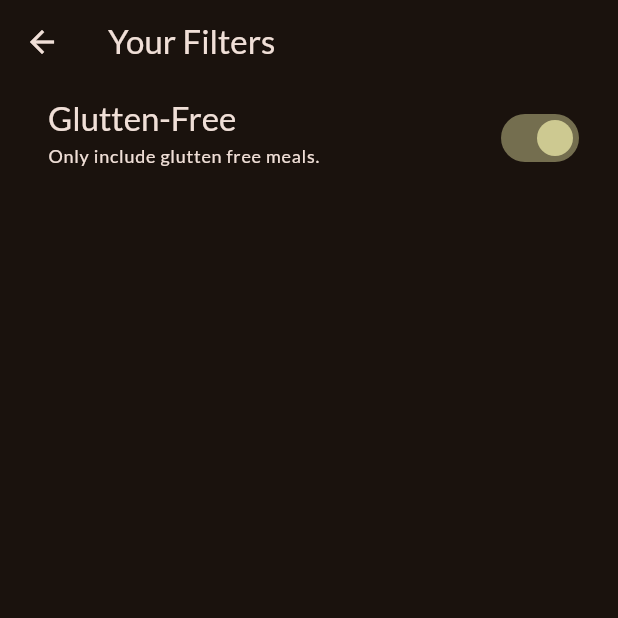
After one commit to LakshyaChauhan/mealsapp, a Flutter app: the FiltersScreen screen opened directly, after a tap on "Glutten-Free", on a phone screen of 412 x 824 dp, the top half of it. The commit adds this screen. Run offline on Flutter 3.47's test engine with Material 2 defaults, Android fonts, the phone set to English and light mode, and no system bars; our stand-ins replace google_fonts, transparent_image.

Commit message:
some improvements

```diff
--- /dev/null
+++ b/lib/screens/filters.dart
@@ -0,0 +1,56 @@
+import 'package:flutter/material.dart';
+
+class FiltersScreen extends StatefulWidget {
+  const FiltersScreen({super.key});
+
+  @override
+  State<FiltersScreen> createState() {
+    return _FiltersScreenState();
+  }
+}
+
+class _FiltersScreenState extends State<FiltersScreen> {
+  var gluttenFreeFilterSet = false;
+
+  @override
+  Widget build(BuildContext context) {
+    return Scaffold(
+      appBar: AppBar(
+        title: const Text('Your Filters'),
+      ),
+      // drawer: MainDrawer(onSelectScreen: (identifier) {
+      //   Navigator.pop(context);
+      //   if (identifier == 'meals') {
+      //     Navigator.pushReplacement(
+      //         context, MaterialPageRoute(builder: (ctx) => const TabsScreen()));
+      //   }
+      // }),
+      body: Column(
+        children: [
+          SwitchListTile(
+            value: gluttenFreeFilterSet,
+            onChanged: (isChecked) {
+              setState(() {
+                gluttenFreeFilterSet = isChecked;
+              });
+            },
+            title: Text(
+              'Glutten-Free',
+              style: Theme.of(context).textTheme.titleLarge!.copyWith(
+                    color: Theme.of(context).colorScheme.onBackground,
+                  ),
+            ),
+            subtitle: Text(
+              'Only include glutten free meals.',
+              style: Theme.of(context).textTheme.labelMedium!.copyWith(
+                    color: Theme.of(context).colorScheme.onBackground,
+                  ),
+            ),
+            activeColor: Theme.of(context).colorScheme.tertiary,
+            contentPadding: const EdgeInsets.only(left: 32, right: 22),
+          )
+        ],
+      ),
+    );
+  }
+}
--- a/lib/screens/tabs.dart
+++ b/lib/screens/tabs.dart
@@ -1,8 +1,8 @@
 import 'package:flutter/material.dart';
 import 'package:mealsapp/screens/categories.dart';
+import 'package:mealsapp/screens/filters.dart';
 import 'package:mealsapp/screens/meals.dart';
 import 'package:mealsapp/widgets/main_drawer.dart';
-
 import '../models/meal.dart';
 
 class TabsScreen extends StatefulWidget {
@@ -47,9 +47,10 @@ class _TabsScreenState extends State<TabsScreen> {
   }
 
   void _setScreen(String identifier) {
+    Navigator.pop(context);
     if (identifier == 'filters') {
-    } else {
-      Navigator.pop(context);
+      Navigator.push(
+          context, MaterialPageRoute(builder: (ctx) => const FiltersScreen()));
     }
   }
 
--- a/lib/widgets/main_drawer.dart
+++ b/lib/widgets/main_drawer.dart
@@ -10,7 +10,7 @@ class MainDrawer extends StatelessWidget {
       child: Column(
         children: [
           DrawerHeader(
-              padding: const EdgeInsets.all(20),
+              padding: const EdgeInsets.all(25),
               decoration: BoxDecoration(
                   gradient: LinearGradient(
                 colors: [
```
